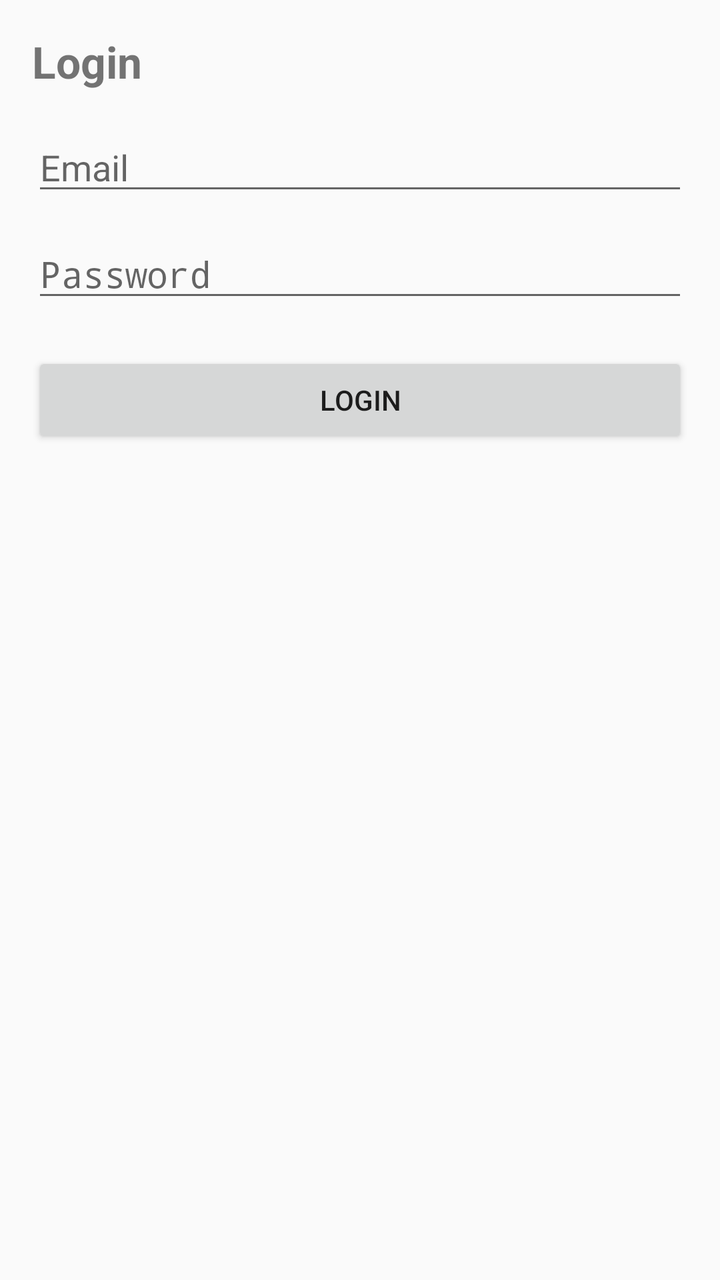
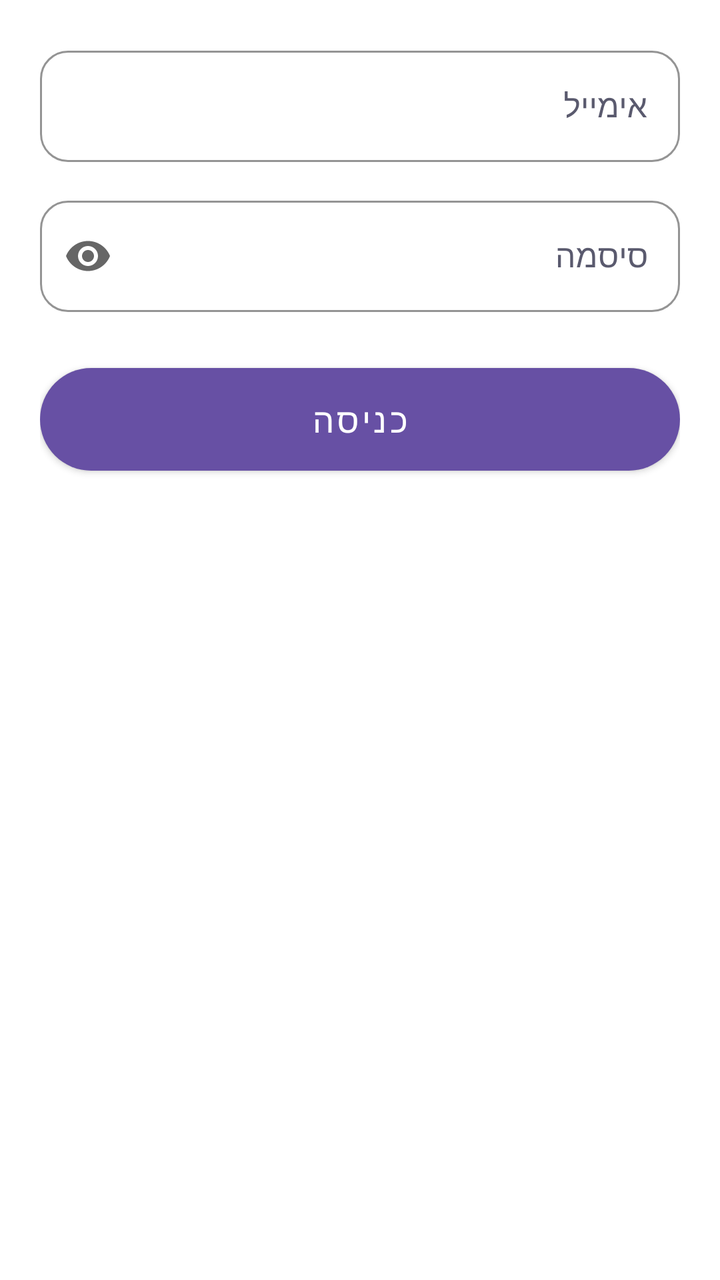

Two renders of the same Android screen: before a commit and after it. Below are the layout's source before the change and the commit's diff.
<!-- AndroidManifest.xml: application theme Theme.EbeepMoblie -->
<!-- res/layout/fragment_login.xml -->
<?xml version="1.0" encoding="utf-8"?>
<LinearLayout xmlns:android="http://schemas.android.com/apk/res/android"
    android:layout_width="match_parent"
    android:layout_height="wrap_content"
    android:orientation="vertical"
    android:padding="16dp">

    <TextView
        android:layout_width="wrap_content"
        android:layout_height="wrap_content"
        android:text="Login"
        android:textSize="22sp"
        android:textStyle="bold" />

    <EditText
        android:id="@+id/inputEmail"
        android:layout_width="match_parent"
        android:layout_height="wrap_content"
        android:layout_marginTop="16dp"
        android:hint="Email"
        android:inputType="textEmailAddress" />

    <EditText
        android:id="@+id/inputPassword"
        android:layout_width="match_parent"
        android:layout_height="wrap_content"
        android:layout_marginTop="12dp"
        android:hint="Password"
        android:inputType="textPassword" />

    <Button
        android:id="@+id/btnLogin"
        android:layout_width="match_parent"
        android:layout_height="wrap_content"
        android:layout_marginTop="20dp"
        android:text="Login" />

</LinearLayout>
<!-- resources referenced by this layout -->
<resources>
  <style name="Theme.EbeepMoblie" parent="Theme.AppCompat.Light.NoActionBar" />
</resources>

<!-- the commit's change to res/layout/fragment_login.xml (unified diff, before → after) -->
@@ -1,38 +1,57 @@
 <?xml version="1.0" encoding="utf-8"?>
-<LinearLayout xmlns:android="http://schemas.android.com/apk/res/android"
+<ScrollView xmlns:android="http://schemas.android.com/apk/res/android"
+    xmlns:app="http://schemas.android.com/apk/res-auto"
     android:layout_width="match_parent"
-    android:layout_height="wrap_content"
-    android:orientation="vertical"
-    android:padding="16dp">
+    android:layout_height="match_parent"
+    android:fillViewport="true"
+    android:layoutDirection="rtl">
 
-    <TextView
-        android:layout_width="wrap_content"
-        android:layout_height="wrap_content"
-        android:text="Login"
-        android:textSize="22sp"
-        android:textStyle="bold" />
-
-    <EditText
-        android:id="@+id/inputEmail"
+    <LinearLayout
         android:layout_width="match_parent"
         android:layout_height="wrap_content"
-        android:layout_marginTop="16dp"
-        android:hint="Email"
-        android:inputType="textEmailAddress" />
+        android:orientation="vertical"
+        android:padding="20dp">
 
-    <EditText
-        android:id="@+id/inputPassword"
-        android:layout_width="match_parent"
-        android:layout_height="wrap_content"
-        android:layout_marginTop="12dp"
-        android:hint="Password"
-        android:inputType="textPassword" />
+        
+        <com.google.android.material.textfield.TextInputLayout
+            android:id="@+id/layoutEmail"
+            style="@style/AppTextInput"
+            android:layout_width="match_parent"
+            android:layout_height="wrap_content"
+            android:hint="@string/hint_email">
 
-    <Button
-        android:id="@+id/btnLogin"
-        android:layout_width="match_parent"
-        android:layout_height="wrap_content"
-        android:layout_marginTop="20dp"
-        android:text="Login" />
+            <com.google.android.material.textfield.TextInputEditText
+                android:id="@+id/inputEmail"
+                android:layout_width="match_parent"
+                android:layout_height="wrap_content"
+                android:inputType="textEmailAddress" />
+        </com.google.android.material.textfield.TextInputLayout>
 
-</LinearLayout>
+        
+        <com.google.android.material.textfield.TextInputLayout
+            android:id="@+id/layoutPassword"
+            style="@style/AppTextInput"
+            android:layout_width="match_parent"
+            android:layout_height="wrap_content"
+            android:layout_marginTop="14dp"
+            android:hint="@string/hint_password"
+            app:endIconMode="password_toggle">
+
+            <com.google.android.material.textfield.TextInputEditText
+                android:id="@+id/inputPassword"
+                android:layout_width="match_parent"
+                android:layout_height="wrap_content"
+                android:inputType="textPassword" />
+        </com.google.android.material.textfield.TextInputLayout>
+
+        
+        <com.google.android.material.button.MaterialButton
+            android:id="@+id/btnLogin"
+            style="@style/AppButton"
+            android:layout_width="match_parent"
+            android:layout_height="wrap_content"
+            android:layout_marginTop="22dp"
+            android:text="@string/btn_login" />
+
+    </LinearLayout>
+</ScrollView>
<!-- resource entries referenced after the edit -->
@@ -1,5 +1,40 @@
 <!-- resources referenced by this layout -->
 <resources>
-  <style name="Theme.EbeepMoblie" parent="Theme.AppCompat.Light.NoActionBar" />
+  <string name="btn_login">כניסה</string>
+  <string name="hint_email">אימייל</string>
+  <string name="hint_password">סיסמה</string>
+  <style name="AppButton" parent="Widget.MaterialComponents.Button">
+          <item name="backgroundTint">@color/purple</item>
+          <item name="android:textColor">@color/white</item>
+          <item name="cornerRadius">28dp</item>
+          <item name="android:textSize">17sp</item>
+          <item name="android:textAllCaps">false</item>
+          <item name="android:paddingTop">14dp</item>
+          <item name="android:paddingBottom">14dp</item>
+      </style>
+  <style name="AppTextInput" parent="Widget.MaterialComponents.TextInputLayout.OutlinedBox">
+          <item name="boxCornerRadiusTopStart">14dp</item>
+          <item name="boxCornerRadiusTopEnd">14dp</item>
+          <item name="boxCornerRadiusBottomStart">14dp</item>
+          <item name="boxCornerRadiusBottomEnd">14dp</item>
+          <item name="boxStrokeColor">@color/purple</item>
+          <item name="hintTextColor">@color/purple</item>
+          <item name="android:textColorHint">@color/text_secondary</item>
+      </style>
+  <style name="Theme.EbeepMoblie" parent="Theme.MaterialComponents.Light.NoActionBar">
+          <item name="colorPrimary">@color/purple</item>
+          <item name="colorPrimaryVariant">@color/purple_dark</item>
+          <item name="colorOnPrimary">@color/white</item>
+          <item name="colorSecondary">@color/purple</item>
+          <item name="android:statusBarColor">@color/background_main</item>
+          <item name="android:windowLightStatusBar">true</item>
+          <item name="android:windowLightNavigationBar">true</item>
+          <item name="android:windowBackground">@color/background_main</item>
+      </style>
+  <color name="purple">#6750A4</color>
+  <color name="white">#FFFFFFFF</color>
+  <color name="text_secondary">#5A5A6E</color>
+  <color name="purple_dark">#4F378B</color>
+  <color name="background_main">#FFFFFF</color>
 </resources>
 
